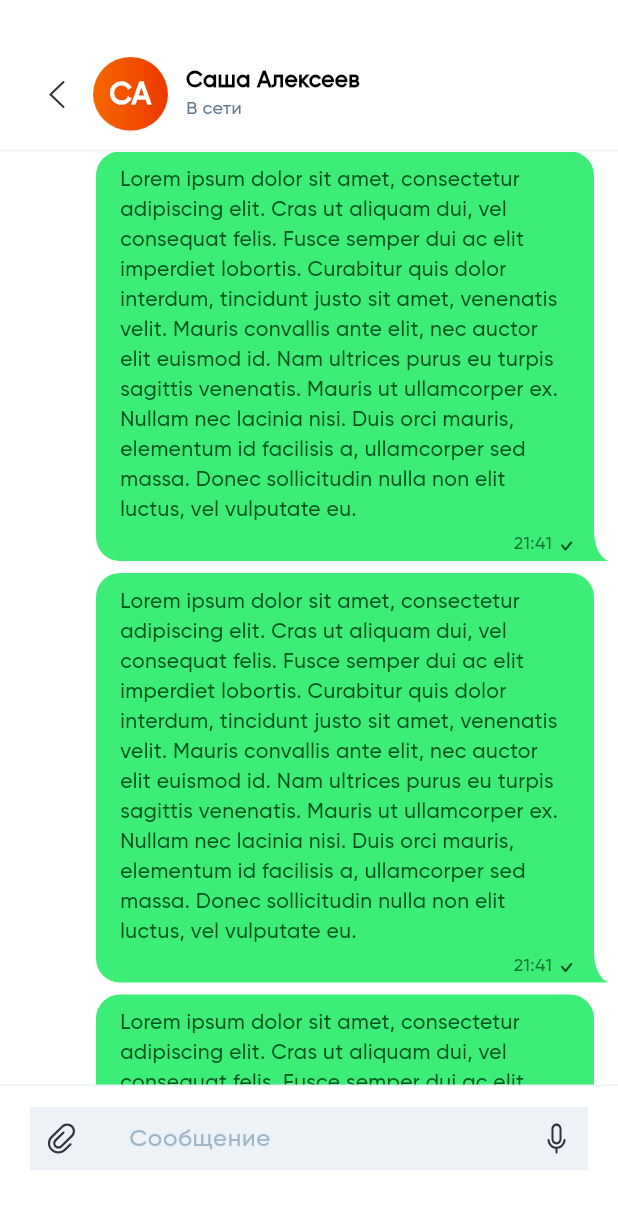
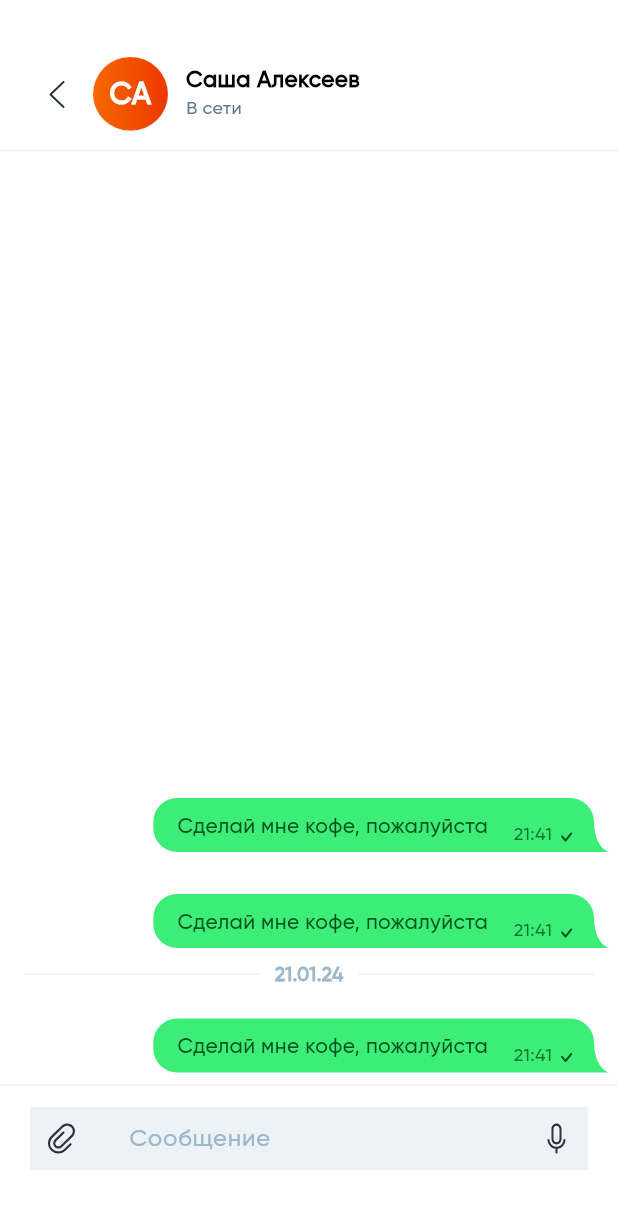
Before and after one commit to x4dead/simple-chat-app, a Flutter app: the screen it shows after launch, after a tap on "СА", on a phone screen of 412 x 824 dp. Shown: the top 1209 px of the screen. Run offline on Flutter 3.47's test engine with Material 3 defaults, Android fonts, the phone set to English and light mode, and no system bars; our stand-ins replace cached_network_image, flutter_riverpod, flutter_svg, go_router.

Commit message:
Сверстал виджет для отображения даты чата, сделал мотед getUpdateDate в классе Converting, универсальным для даты чата

```diff
--- a/lib/pages/chat_page/chat_page.dart
+++ b/lib/pages/chat_page/chat_page.dart
@@ -4,7 +4,7 @@ import 'package:flutter_svg/svg.dart';
 import 'package:simple_chat_app/pages/chat_list_page/widgets/list_users_widget.dart';
 import 'package:simple_chat_app/pages/chat_page/widgets/chat_header.dart';
 import 'package:simple_chat_app/pages/chat_page/widgets/chat_input_widget.dart';
-import 'package:simple_chat_app/pages/chat_page/widgets/message_list_widget.dart';
+import 'package:simple_chat_app/pages/chat_page/widgets/messages_list_widget.dart';
 import 'package:simple_chat_app/themes/colors/app_colors.dart';
 import 'package:simple_chat_app/utils/constants/ui_constants.dart';
 import 'package:simple_chat_app/utils/extentions/converting.dart';
@@ -21,16 +21,16 @@ class ChatPage extends ConsumerStatefulWidget {
 class _ChatPageState extends ConsumerState<ChatPage> {
   @override
   Widget build(BuildContext context) {
-    return Scaffold(
+    return const Scaffold(
       backgroundColor: AppColors.colorWhite,
       body: Column(
         children: [
           ChatHeader(),
-          const Divider(color: AppColors.colorStroke, height: 1),
+          Divider(color: AppColors.colorStroke, height: 1),
 
           ///CHAT
-          MessageListWidget(),
-          const Divider(color: AppColors.colorStroke, height: 1),
+          MessagesListWidget(),
+          Divider(color: AppColors.colorStroke, height: 1),
           ChatInputWidget()
         ],
       ),
--- /dev/null
+++ b/lib/pages/chat_page/widgets/chat_date_time_widget.dart
@@ -0,0 +1,39 @@
+import 'package:flutter/material.dart';
+import 'package:flutter_riverpod/flutter_riverpod.dart';
+import 'package:simple_chat_app/themes/colors/app_colors.dart';
+import 'package:simple_chat_app/utils/constants/ui_constants.dart';
+import 'package:simple_chat_app/utils/extentions/converting.dart';
+
+class ChatDateTimeWidget extends ConsumerWidget {
+  const ChatDateTimeWidget(this.date, {super.key});
+  final String date;
+  @override
+  Widget build(BuildContext context, WidgetRef ref) {
+    return Row(
+      mainAxisAlignment: MainAxisAlignment.center,
+      children: [
+        const Expanded(
+          child: Divider(
+            height: 2,
+            color: AppColors.colorStroke,
+            indent: 16,
+          ),
+        ),
+        kSBW10,
+        Text(Converting.getUpdateDate(date, isChatDateTime: true),
+            style: const TextStyle(
+                fontSize: 13,
+                fontWeight: FontWeight.w700,
+                color: AppColors.colorGray)),
+        kSBW10,
+        const Expanded(
+          child: Divider(
+            height: 2,
+            color: AppColors.colorStroke,
+            endIndent: 16,
+          ),
+        ),
+      ],
+    );
+  }
+}
--- a/lib/pages/chat_page/widgets/message_bubble_widget.dart
+++ b/lib/pages/chat_page/widgets/message_bubble_widget.dart
@@ -24,7 +24,7 @@ class _MessageBubbleWidgetState extends ConsumerState<MessageBubbleWidget> {
         'Lorem ipsum dolor sit amet, consectetur adipiscing elit. Integer aliquet, nisi ac vestibulum mattis, nibh dui auctor mi, a tristique erat lacus quis libero. Fusce aliquam dictum ex a finibus. Nullam quis velit quis dui porta consectetur. Praesent dapibus mi eu elit viverra rutrum. Nam pulvinar lectus sit amet sem ullamcorper, ut varius ligula semper. Morbi mi erat, porttitor et varius sit amet, dignissim nec diam. Pellentesque vel enim quis sem sollicitudin iaculis. Morbi ac tempor felis. Aliquam erat volutpat. Sed at elementum dui, nec sodales dolor. Mauris tincidunt ipsum vitae nunc finibus, vel placerat lacus gravida. Praesent vestibulum quis neque vel mollis. Nullam a laoreet eros, in consectetur lectus. Ut feugiat arcu ante, vel maximus felis sollicitudin eu. Integer et ornare purus. Donec finibus auctor diam et blandit. Vestibulum eros ante, volutpat ac odio bibendum, lacinia egestas quam. Pellentesque pellentesque consequat auctor. Donec vel elit vitae nisi aliquam luctus tellus.';
     return Container(
       alignment: Alignment.centerRight,
-      padding: EdgeInsets.only(bottom: 8, right: 6),
+      padding: const EdgeInsets.only(bottom: 8, right: 6),
       child: Row(
         mainAxisSize: MainAxisSize.min,
         crossAxisAlignment: CrossAxisAlignment.end,
@@ -56,9 +56,9 @@ class _MessageBubbleWidgetState extends ConsumerState<MessageBubbleWidget> {
                   ),
                   child: SelectableText(
                     // maxLength1000,
-                    maxLength500,
+                    // maxLength500,
                     // '21:4121:4121:4121:4121:4121:4121:41DAdassdasdasdsaСделай мне кофе, пожалуйста',
-                    // 'Сделай мне кофе, пожалуйста',
+                    'Сделай мне кофе, пожалуйста',
                     style: TextStyle(
                         fontSize: 14,
                         fontWeight: FontWeight.w500,
--- a/lib/pages/chat_page/widgets/message_list_widget.dart
+++ /dev/null
@@ -1,26 +0,0 @@
-import 'package:flutter/material.dart';
-import 'package:flutter_riverpod/flutter_riverpod.dart';
-import 'package:simple_chat_app/pages/chat_page/widgets/message_bubble_widget.dart';
-
-class MessageListWidget extends ConsumerStatefulWidget {
-  const MessageListWidget({super.key});
-
-  @override
-  ConsumerState<ConsumerStatefulWidget> createState() =>
-      _MessageListWidgetState();
-}
-
-class _MessageListWidgetState extends ConsumerState<MessageListWidget> {
-  @override
-  Widget build(BuildContext context) {
-    return Expanded(
-      child: CustomScrollView(slivers: [
-        SliverList.builder(
-            itemCount: 3,
-            itemBuilder: (ctx, index) {
-              return const MessageBubbleWidget();
-            }),
-      ]),
-    );
-  }
-}
--- /dev/null
+++ b/lib/pages/chat_page/widgets/messages_list_widget.dart
@@ -0,0 +1,36 @@
+import 'package:flutter/material.dart';
+import 'package:flutter_riverpod/flutter_riverpod.dart';
+import 'package:simple_chat_app/pages/chat_page/widgets/chat_date_time_widget.dart';
+import 'package:simple_chat_app/pages/chat_page/widgets/message_bubble_widget.dart';
+import 'package:simple_chat_app/utils/constants/ui_constants.dart';
+
+class MessagesListWidget extends ConsumerStatefulWidget {
+  const MessagesListWidget({super.key});
+
+  @override
+  ConsumerState<ConsumerStatefulWidget> createState() =>
+      _MessageListWidgetState();
+}
+
+class _MessageListWidgetState extends ConsumerState<MessagesListWidget> {
+  @override
+  Widget build(BuildContext context) {
+    return Expanded(
+      child: CustomScrollView(reverse: true, slivers: [
+        SliverList.builder(
+            itemCount: 3,
+            itemBuilder: (ctx, index) {
+              return Column(
+                children: [
+                  if (index == 0)
+                    ChatDateTimeWidget(
+                        DateTime(2024, 01, 21).toIso8601String()),
+                  kSBH20,
+                  const MessageBubbleWidget(),
+                ],
+              );
+            }),
+      ]),
+    );
+  }
+}
--- a/lib/utils/extentions/converting.dart
+++ b/lib/utils/extentions/converting.dart
@@ -11,29 +11,39 @@ class Converting {
     return '${firstName.characters.first}${lastName.characters.first} ';
   }
 
-  static String getUpdateDate(String updateDate) {
+  static String getUpdateDate(String updateDate,
+      {bool? isChatDateTime = false}) {
     final updatedDate = DateTime.parse(updateDate);
     final now = DateTime.now();
     final today = now.day;
     final yesterday = now.subtract(const Duration(days: 1)).day;
     final buffer = StringBuffer();
     final dateDiff = now.difference(updatedDate);
-
+    final diff = updatedDate.difference(now).inDays.abs();
     if (updatedDate.day == today &&
         updatedDate.month == now.month &&
         updatedDate.year == now.year &&
-        (dateDiff.inMinutes < 60 && !dateDiff.inMinutes.isNegative)) {
+        (dateDiff.inMinutes < 60 &&
+            !dateDiff.inMinutes.isNegative &&
+            isChatDateTime == false)) {
       buffer.write('${dateDiff.inMinutes} минут назад');
     } else if (updatedDate.day == today &&
         updatedDate.month == now.month &&
-        updatedDate.year == now.year) {
+        updatedDate.year == now.year &&
+        isChatDateTime == false) {
       buffer.write(
           '${updatedDate.hour < 10 ? "0${updatedDate.hour}" : updatedDate.hour}:${updatedDate.minute < 10 ? "0${updatedDate.minute}" : updatedDate.minute}');
     } else if (updatedDate.day == yesterday &&
         updatedDate.month == now.month &&
         updatedDate.year == now.year) {
       buffer.write('Вчера');
-    } else if (updatedDate.difference(now).inDays.abs() <= 6) {
+    } else if (updatedDate.day == now.day &&
+        updatedDate.month == now.month &&
+        updatedDate.year == now.year &&
+        isChatDateTime == true) {
+      buffer.write('Сегодня');
+    } else if (dateDiff.inDays.abs() <= 6 &&
+        (!dateDiff.inDays.isNegative && dateDiff.inDays.abs() != 0)) {
       final dayOfWeek = DateFormat.E().format(updatedDate);
       buffer.write(switch (dayOfWeek.toLowerCase()) {
         'mon' => 'Понидельник',
@@ -45,7 +55,7 @@ class Converting {
         'sun' => 'Воскресенье',
         _ => 'none'
       });
-    } else if (updatedDate.year == now.year) {
+    } else if (updatedDate.year == now.year && isChatDateTime == false) {
       final dateFormat = DateFormat('d MMM');
 
       buffer.write(dateFormat.format(updatedDate));
```
